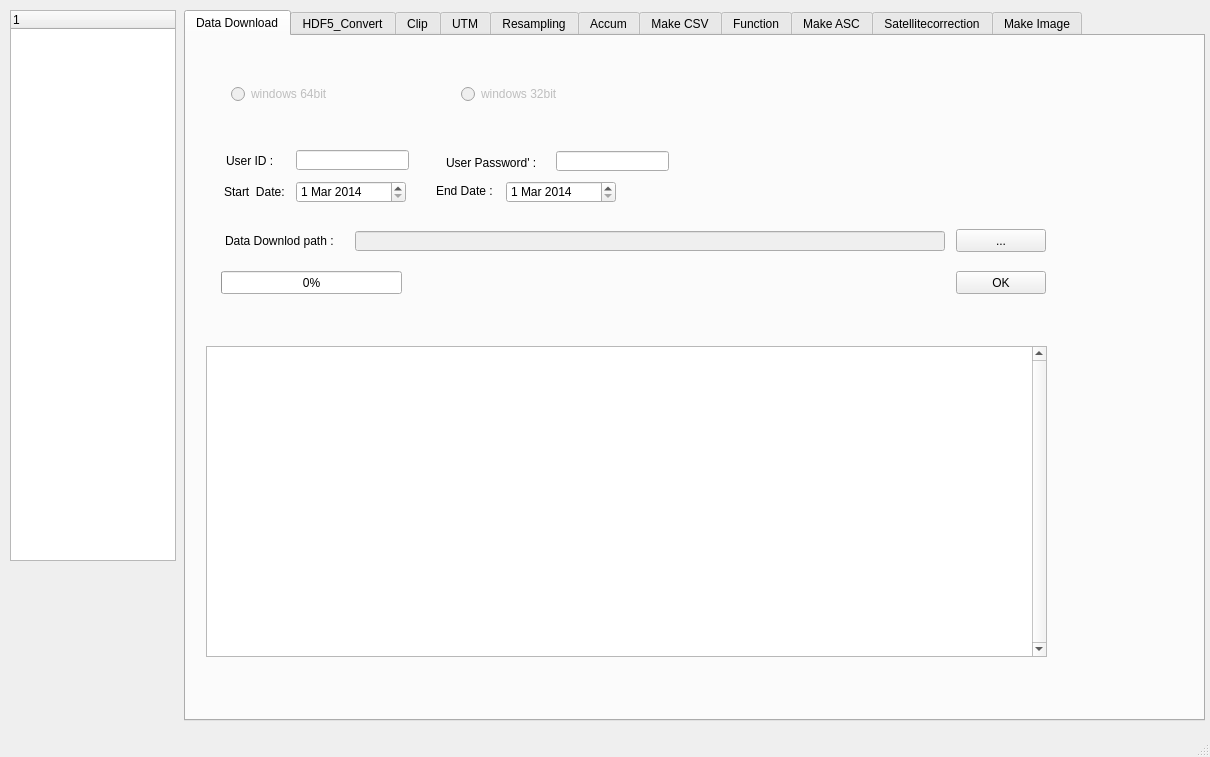
Above: GPM_dialog_base.ui from hermesys2017/GPM before the change. Below: the same form after it.
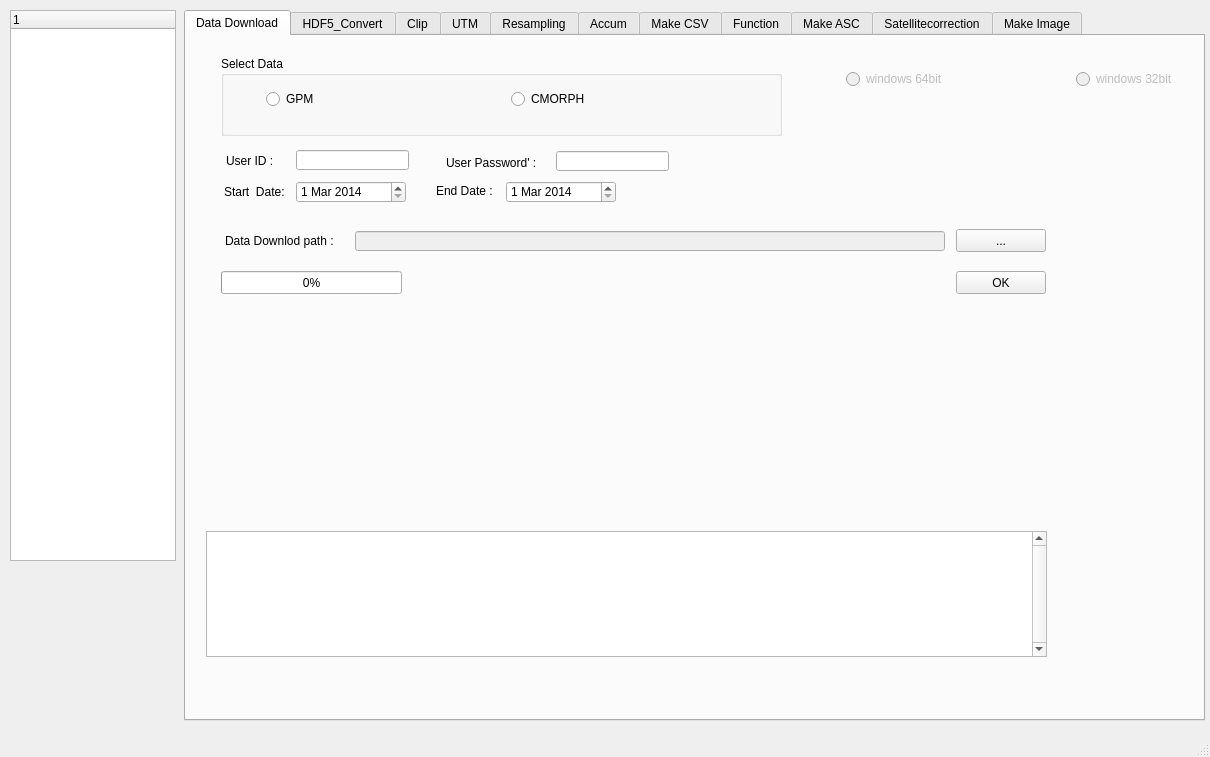
That is the form after the change. The open tabs and pages were chosen to show the change. Custom widgets are drawn as their Qt base class.

Commit message: 20190528-data download cmorph 추가, UI 변경되었음.

Diff of the .ui file:
```diff
--- a/GPM_dialog_base.ui
+++ b/GPM_dialog_base.ui
@@ -191,9 +191,9 @@
       <property name="geometry">
        <rect>
         <x>20</x>
-        <y>310</y>
+        <y>495</y>
         <width>841</width>
-        <height>311</height>
+        <height>126</height>
        </rect>
       </property>
       <property name="verticalScrollBarPolicy">
@@ -274,8 +274,8 @@
       </property>
       <property name="geometry">
        <rect>
-        <x>45</x>
-        <y>50</y>
+        <x>660</x>
+        <y>35</y>
         <width>110</width>
         <height>16</height>
        </rect>
@@ -290,8 +290,8 @@
       </property>
       <property name="geometry">
        <rect>
-        <x>275</x>
-        <y>50</y>
+        <x>890</x>
+        <y>35</y>
         <width>105</width>
         <height>16</height>
        </rect>
@@ -300,6 +300,45 @@
        <string>windows 32bit</string>
       </property>
      </widget>
+     <widget class="QGroupBox" name="groupBox_18">
+      <property name="geometry">
+       <rect>
+        <x>35</x>
+        <y>20</y>
+        <width>561</width>
+        <height>80</height>
+       </rect>
+      </property>
+      <property name="title">
+       <string>Select Data</string>
+      </property>
+      <widget class="QRadioButton" name="rdo_GPM">
+       <property name="geometry">
+        <rect>
+         <x>45</x>
+         <y>35</y>
+         <width>90</width>
+         <height>16</height>
+        </rect>
+       </property>
+       <property name="text">
+        <string>GPM</string>
+       </property>
+      </widget>
+      <widget class="QRadioButton" name="rdo_cmorph">
+       <property name="geometry">
+        <rect>
+         <x>290</x>
+         <y>35</y>
+         <width>90</width>
+         <height>16</height>
+        </rect>
+       </property>
+       <property name="text">
+        <string>CMORPH</string>
+       </property>
+      </widget>
+     </widget>
      <zorder>label_3</zorder>
      <zorder>end_date</zorder>
      <zorder>btn_datadownload</zorder>
```
Left out of the diff: 3 changed lines with no effect on the pictures. The commit also changes 5 other files.
